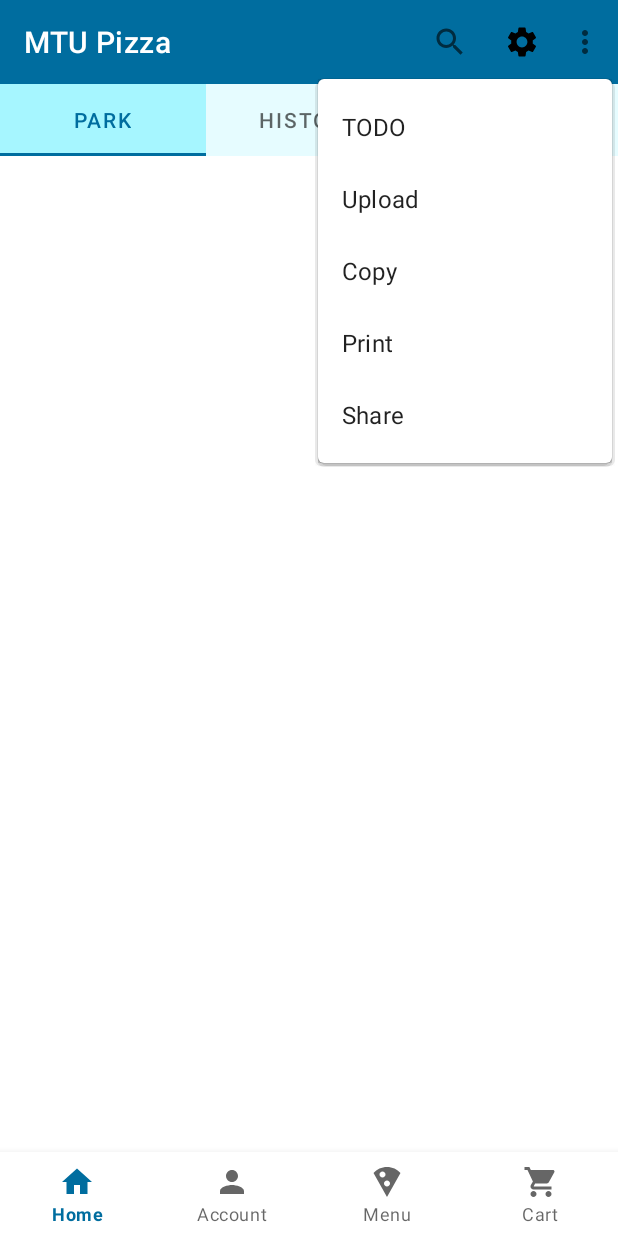
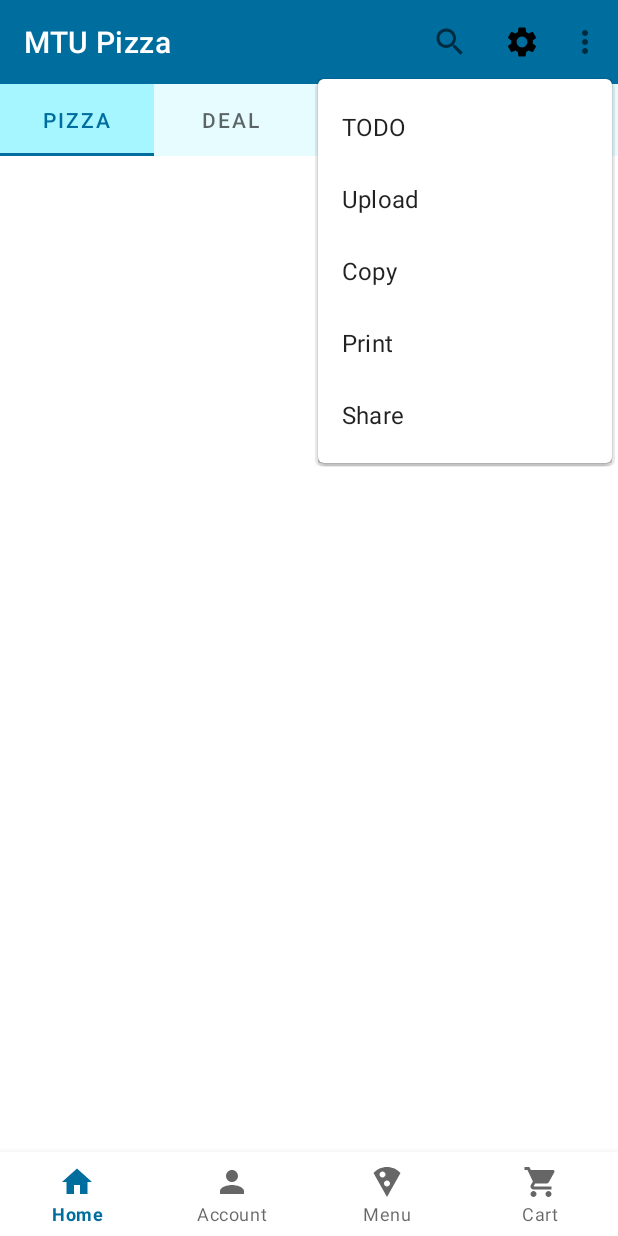
Before and after one commit to Yumi-Go/PMD-Assignment2, an Android app: the fragment MenuFragment placed in its activity, with the options menu open, on a phone screen of 412 x 824 dp. Run offline under Robolectric (Android 15) with nearby library versions, the phone set to English and light mode, and no system bars; libraries missing offline, so code that uses them is left out: me.relex.circleindicator; 4 statements that could not run were skipped.

Commit message:
Menu tabs create

```diff
--- a/app/src/main/java/com/example/assignment2/Menu/MenuFragment.java
+++ b/app/src/main/java/com/example/assignment2/Menu/MenuFragment.java
@@ -35,22 +35,26 @@ public class MenuFragment extends Fragment {
                              Bundle savedInstanceState) {
         ViewGroup rootView = (ViewGroup)inflater.inflate(R.layout.fragment_menu, container, false);
 
-        tabLayout = rootView.findViewById(R.id.entertainment_tab_layout);
-        viewPager = rootView.findViewById(R.id.entertainmentTabViewpager);
+        tabLayout = rootView.findViewById(R.id.menu_tab_layout);
+        viewPager = rootView.findViewById(R.id.menuTabViewpager);
 
         ArrayList<Fragment> fragments = new ArrayList<>();
         fragments.add(new Menu_Tab1Fragment());
         fragments.add(new Menu_Tab2Fragment());
         fragments.add(new Menu_Tab3Fragment());
+        fragments.add(new Menu_Tab4Fragment());
+
 
         adapter = new TabPagerAdapter(requireActivity());
         adapter.setData(fragments);
         viewPager.setAdapter(adapter);
 
         tabTitles = new ArrayList<>();
-        tabTitles.add("Park");
-        tabTitles.add("History");
-        tabTitles.add("Shopping");
+        tabTitles.add("Pizza");
+        tabTitles.add("Deal");
+        tabTitles.add("Side");
+        tabTitles.add("Drink");
+
 
 
         new TabLayoutMediator(tabLayout, viewPager, (tab, position) -> tab.setText(tabTitles.get(position))).attach();
--- a/app/src/main/res/layout/fragment_menu.xml
+++ b/app/src/main/res/layout/fragment_menu.xml
@@ -7,7 +7,7 @@
     tools:context=".Menu.MenuFragment">
 
     <com.google.android.material.tabs.TabLayout
-        android:id="@+id/entertainment_tab_layout"
+        android:id="@+id/menu_tab_layout"
         android:layout_width="match_parent"
         android:layout_height="wrap_content"
         app:layout_constraintEnd_toEndOf="parent"
@@ -36,12 +36,15 @@
     </com.google.android.material.tabs.TabLayout>
 
     <androidx.viewpager2.widget.ViewPager2
-        android:id="@+id/entertainmentTabViewpager"
+        android:id="@+id/menuTabViewpager"
         android:layout_width="match_parent"
         android:layout_height="0dp"
         app:layout_constraintBottom_toBottomOf="parent"
         app:layout_constraintEnd_toEndOf="parent"
         app:layout_constraintStart_toStartOf="parent"
-        app:layout_constraintTop_toBottomOf="@+id/entertainment_tab_layout" />
+        app:layout_constraintTop_toBottomOf="@+id/menu_tab_layout" >
+
+
+    </androidx.viewpager2.widget.ViewPager2>
 
 </androidx.constraintlayout.widget.ConstraintLayout>
```
Also changed, not shown: app/src/main/java/com/example/assignment2/Menu/Menu_Tab4Fragment.java (added, +57 -0 lines).
